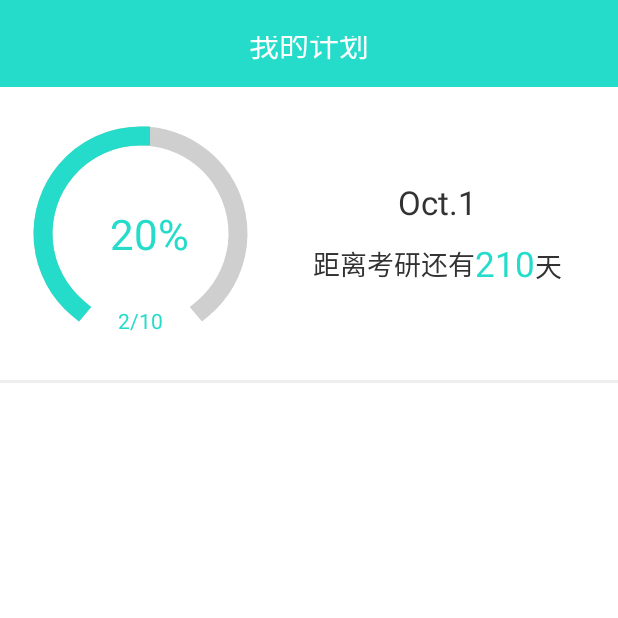
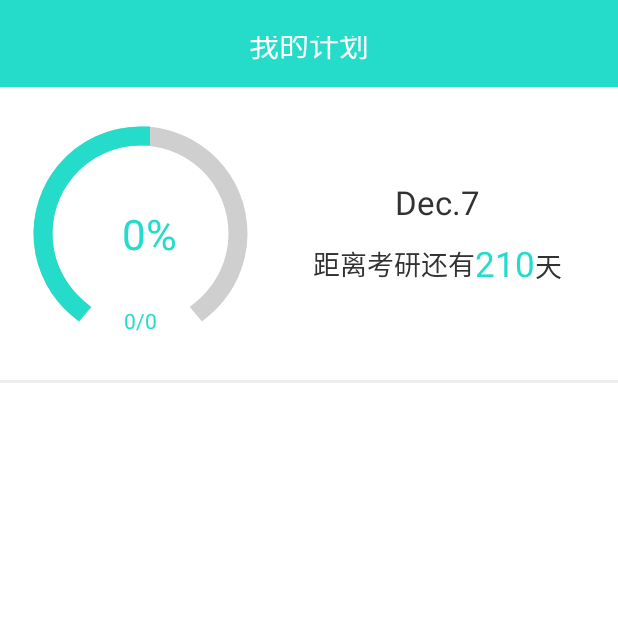
Before and after one commit to chensq03123/kya, an Android app: the screen it shows after launch (MainActivity), on a phone screen of 412 x 824 dp, the top half of it. Run offline under Robolectric (Android 15) with nearby library versions, the phone set to English and light mode, and no system bars.

Commit message:
2014-11-8:1:10

```diff
--- a/app/src/main/java/com/hustunique/Utils/DataConstances.java
+++ b/app/src/main/java/com/hustunique/Utils/DataConstances.java
@@ -12,7 +12,7 @@ public class DataConstances {
     private static final String[] months={"Jan.","Feb.","Mar.","Apr.","May.","Jun.","Jul.","Aug.","Sep.","Oct.","Nov.","Dec."};
 
     public static String getMonth(int month){
-        return months[month+1];
+        return months[month];
     }
 
 
--- a/app/src/main/java/com/hustunique/Views/MyCircle.java
+++ b/app/src/main/java/com/hustunique/Views/MyCircle.java
@@ -109,7 +109,7 @@ public class MyCircle extends View{
         setMeasuredDimension(meas, meas);
     }
 
-    public void setProgress(int p) {
+    public void setProgress(float p) {
         mProgress = p;
         invalidate();
     }
--- a/app/src/main/java/com/hustunique/kyplanningapp/AddBooksActivity.java
+++ b/app/src/main/java/com/hustunique/kyplanningapp/AddBooksActivity.java
@@ -203,8 +203,8 @@ public class AddBooksActivity extends Activity{
 	    for(int i=0;i<DataConstances.colors.length;i++){
 
             Pointwithcolor point=new Pointwithcolor(AddBooksActivity.this);
-            LinearLayout.LayoutParams layoutParams= new LinearLayout.LayoutParams(dp2px(60),dp2px(60));
-            layoutParams.setMargins(dp2px(10), dp2px(10), dp2px(10), dp2px(10));
+            LinearLayout.LayoutParams layoutParams= new LinearLayout.LayoutParams(dp2px(40),dp2px(40));
+            layoutParams.setMargins(dp2px(6), dp2px(6), dp2px(6), dp2px(6));
             point.setColor(DataConstances.colors[i]);
             point.setOnClickListener(new OnClickListener() {
                 @Override
--- a/app/src/main/java/com/hustunique/kyplanningapp/BooksDetailActivity.java
+++ b/app/src/main/java/com/hustunique/kyplanningapp/BooksDetailActivity.java
@@ -59,7 +59,7 @@ public class BooksDetailActivity extends Activity {
 
 
         booklist=Dbhelper.querybook("select * from book where id="+id,null);
-        list= Dbhelper.querychapter("select * from chaptable where bookid="+id,null);
+        list= Dbhelper.querychapter("select * from chaptable where bookid="+id+" order by tag asc",null);
         map=booklist.get(0);
         color=Integer.valueOf(map.get("color"));
         largpoint.setColor(color);
--- a/app/src/main/java/com/hustunique/kyplanningapp/MainActivity.java
+++ b/app/src/main/java/com/hustunique/kyplanningapp/MainActivity.java
@@ -1,12 +1,16 @@
 package com.hustunique.kyplanningapp;
 
 import java.util.ArrayList;
+import java.util.Calendar;
+import java.util.Date;
 
 import com.hustunique.Utils.Dbhelper;
+import com.hustunique.Views.MyCircle;
 import com.hustunique.myapplication.R;
 import android.app.Activity;
 import android.content.Context;
 import android.content.Intent;
+import android.content.SharedPreferences;
 import android.graphics.Color;
 import android.os.Build;
 import android.os.Bundle;
@@ -16,6 +20,7 @@ import android.view.View;
 import android.view.Window;
 import android.view.WindowManager;
 import android.widget.ImageView;
+import android.widget.TextView;
 import android.widget.Toast;
 
 import com.baoyz.swipemenulistview.SwipeMenu;
@@ -33,8 +38,13 @@ public class MainActivity extends Activity {
 	private SwipeMenuListView mainlist;
     private ImageView add_bookbtn;
     private Main_item listitems,head,p1,temp_head,temp_currnext,temp_currpa;
+    private TextView progress,chapprogress,maindate,maindayremain;
+    private MyCircle myCircle;
+    private int cursize;
     //private ArrayList<Map<String,String>> list;
+    private int day,month,completecount,totalcount;
     private ArrayList<Main_item> list;
+    private SharedPreferences sh;
     MainListAdapter adapter;
 
     @Override
@@ -48,7 +58,10 @@ public class MainActivity extends Activity {
             list.add(p1);
             p1=p1.next;
         }
+        totalcount+=list.size()-cursize;
+        sh.edit().putInt("KYAPP_TOTALCOUNT",totalcount).commit();
         adapter.notifyDataSetChanged();
+        initprogress();
     }
 
     @Override
@@ -65,13 +78,20 @@ public class MainActivity extends Activity {
             int actionBarColor = Color.rgb(0x25,0xdc,0xca);
             tintManager.setTintColor(actionBarColor);
         }
-
+        sh=this.getSharedPreferences("mykyapp",0);
         InitWidgets();
         InitSwipeMenuListView(MainActivity.this);
+        initdate();
+        initprogress();
 
     }
 
     private void InitWidgets(){
+        maindate=(TextView)findViewById(R.id.maindate);
+        maindayremain=(TextView)findViewById(R.id.main_dayremain);
+        progress=(TextView)findViewById(R.id.progress);
+        chapprogress=(TextView)findViewById(R.id.chprogress);
+        myCircle=(MyCircle)findViewById(R.id.procircle);
     	mainlist=(SwipeMenuListView)findViewById(R.id.main_listview);
         add_bookbtn=(ImageView)findViewById(R.id.add_bookbtn);
         add_bookbtn.setOnClickListener(new View.OnClickListener() {
@@ -114,7 +134,7 @@ public class MainActivity extends Activity {
                 list.add(p1);
                 p1=p1.next;
             }
-        Log.i("oncreate",String.valueOf(list.size()));
+        cursize=list.size();
         adapter=new MainListAdapter(MainActivity.this, list);
 	        mainlist.setAdapter(adapter);
 	        mainlist.setMenuCreator(creator);
@@ -181,17 +201,21 @@ public class MainActivity extends Activity {
                 p1 = p1.next;
             }
             adapter.notifyDataSetChanged();
+            cursize--;
+            sh.edit().putInt("KYAPP_TOTALCOUNT",totalcount-1).commit();
+            initprogress();
             Intent intent = new Intent(DataConstances.POPULIST_ACTION);
             sendBroadcast(intent);
     }
 
     private void completeplan(int index){
 
-        Log.i("sssssss",String.valueOf(index)+list.get(index).item.get("chapname"));
-
-        int id=Integer.parseInt(list.get(index).item.get("chapid"));
+       int id=Integer.parseInt(list.get(index).item.get("chapid"));
         Delete(index);
         Dbhelper.updatechaptag(2,id);
+        cursize--;
+        sh.edit().putInt("KYAPP_COMPLETECOUNT",completecount+1).commit();
+        initprogress();
     }
 
     private int dp2px(int dp) {
@@ -199,5 +223,40 @@ public class MainActivity extends Activity {
                 getResources().getDisplayMetrics());
     }
 
+    private void initdate(){
+        Date date=new Date();
+        Calendar calendar=Calendar.getInstance();
+        calendar.setTime(date);
+        month=calendar.get(Calendar.MONTH)+1;
+        day=calendar.get(Calendar.DAY_OF_MONTH);
+        maindate.setText(DataConstances.getMonth(month)+day);
+    }
+
+    private void initprogress(){
+        int curday=sh.getInt("KYAPP_CURRENTDAY",0);
+
+        if(curday==0||curday!=day){
+            sh.edit().putInt("KYAPP_CURRENTDAY",day).commit();
+            totalcount=list.size();
+            completecount=0;
+            sh.edit().putInt("KYAPP_TOTALCOUNT",totalcount).commit();
+            sh.edit().putInt("KYAPP_COMPLETECOUNT",0).commit();
+        }else{
+            totalcount=sh.getInt("KYAPP_TOTALCOUNT",0);
+            completecount=sh.getInt("KYAPP_COMPLETECOUNT",0);
+        }
+
+        if(totalcount==0) {
+            progress.setText("0%");
+            chapprogress.setText("0/0");
+        }else{
+            int pro=(int)(((float)completecount/(float)totalcount)*100);
+            progress.setText(String.valueOf(pro)+"%");
+            String cp=completecount+"/"+totalcount;
+            chapprogress.setText(cp);
+            myCircle.setProgress((float)completecount/(float)totalcount);
+        }
+
+    }
 
 }
--- a/app/src/main/res/layout/activity_main.xml
+++ b/app/src/main/res/layout/activity_main.xml
@@ -39,7 +39,8 @@
                	android:layout_marginTop="20dp"
                	android:layout_marginLeft="16dp"
                	android:layout_marginBottom="20dp"
-                android:layout_height="50dp" >
+                android:layout_height="50dp"
+                android:id="@+id/procircle">
             </com.hustunique.Views.MyCircle>
 
             <TextView
@@ -79,7 +80,8 @@
                 android:layout_gravity="center"
                 android:layout_marginBottom="5dp"
                 android:textSize="22sp"
-                android:text="Oct.1" />
+                android:text="Oct.1"
+                android:id="@+id/maindate" />
 
             <LinearLayout
                 android:layout_width="wrap_content"
@@ -100,7 +102,8 @@
                     android:layout_height="wrap_content"
                     android:textColor="#25dcca"
                      android:textSize="23sp"
-                    android:text="210" />
+                    android:text="210"
+                    android:id="@+id/main_dayremain" />
 
                 <TextView
                     android:layout_width="wrap_content"
```
